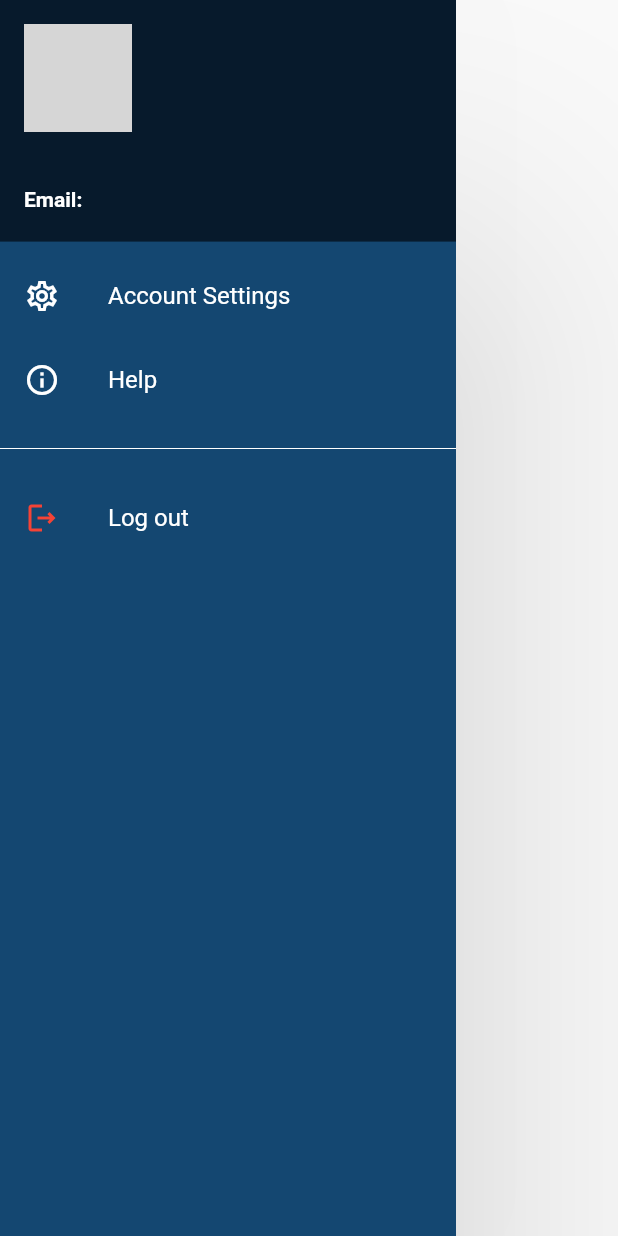
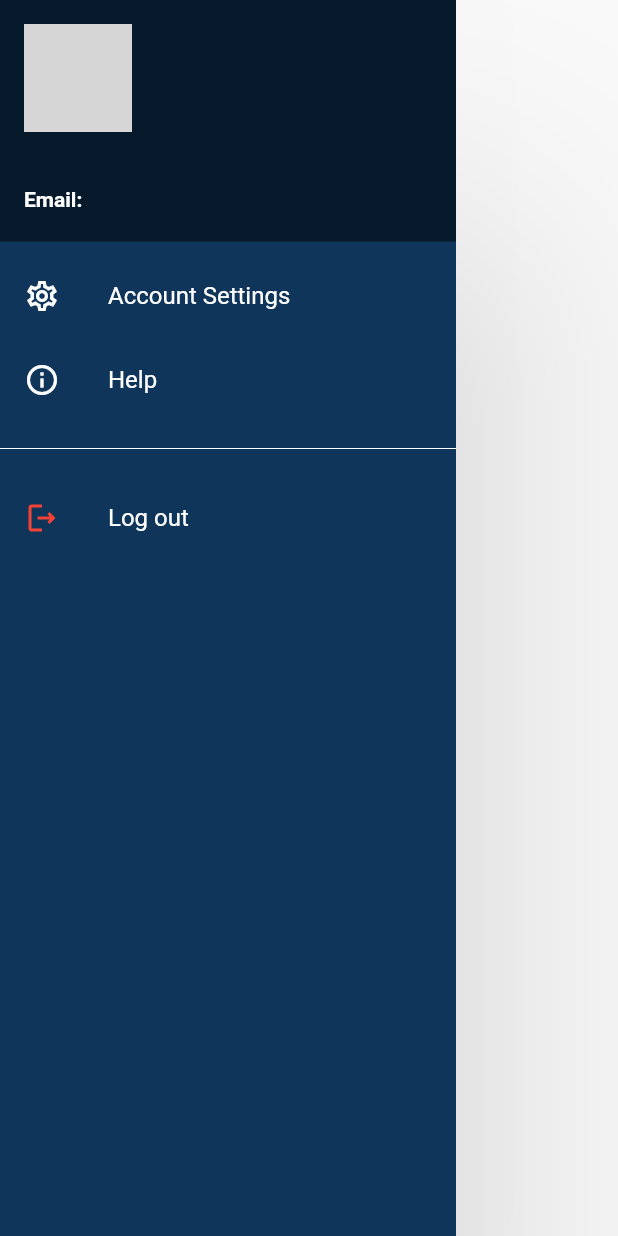
Before and after one commit to MahmoudMagdy001/music_player, a Flutter app: the MyDrawer widget shown alone on an empty page, opened directly with empty values, on a phone screen of 412 x 824 dp. Run offline on Flutter 3.47's test engine with Material 2 defaults, Android fonts, the phone set to English and light mode, and no system bars; our stand-ins replace audio_service, audio_video_progress_bar, cached_network_image, firebase_auth, firebase_core, google_sign_in and 4 more; accounts and stored records are empty; network calls fail; grey boxes are pictures that could not be loaded.

```diff
--- a/lib/screens/player_screen/widgets/custo_drawer.dart
+++ b/lib/screens/player_screen/widgets/custo_drawer.dart
@@ -18,7 +18,7 @@ class MyDrawer extends StatelessWidget {
   @override
   Widget build(BuildContext context) {
     return Drawer(
-      backgroundColor: const Color(0xFF144771),
+      backgroundColor: const Color.fromARGB(255, 15, 54, 90),
       elevation: 100,
       child: ListView(
         physics: const BouncingScrollPhysics(),
--- a/lib/screens/player_screen/widgets/player_screen.dart
+++ b/lib/screens/player_screen/widgets/player_screen.dart
@@ -1,4 +1,3 @@
-
 import 'package:audio_service/audio_service.dart';
 import 'package:audio_video_progress_bar/audio_video_progress_bar.dart';
 import 'package:flutter/material.dart';
@@ -40,7 +39,7 @@ class _PlayerScreenState extends State<PlayerScreen> {
             end: Alignment.bottomCenter,
             colors: [
               Color(0xFF144771),
-              Color(0xFF071A2C),
+              Color.fromARGB(255, 10, 35, 59),
             ],
           ),
         ),
```
Also changed, not shown: lib/screens/player_screen/music_list.dart (+11 -2 lines), 1 other file.
